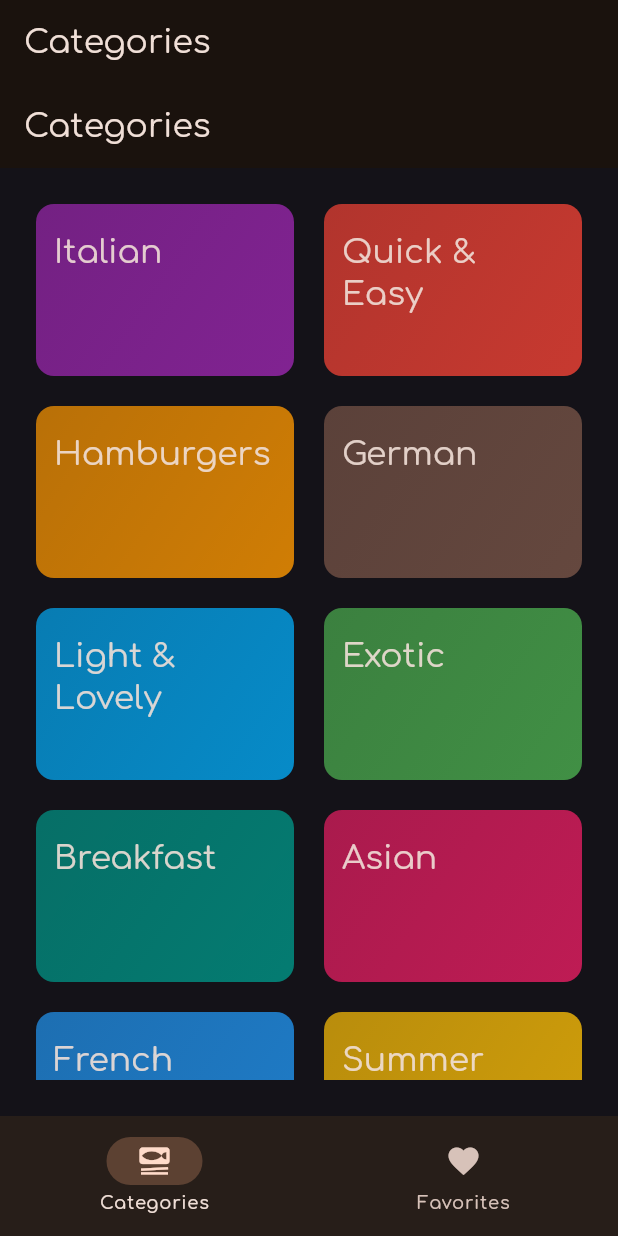
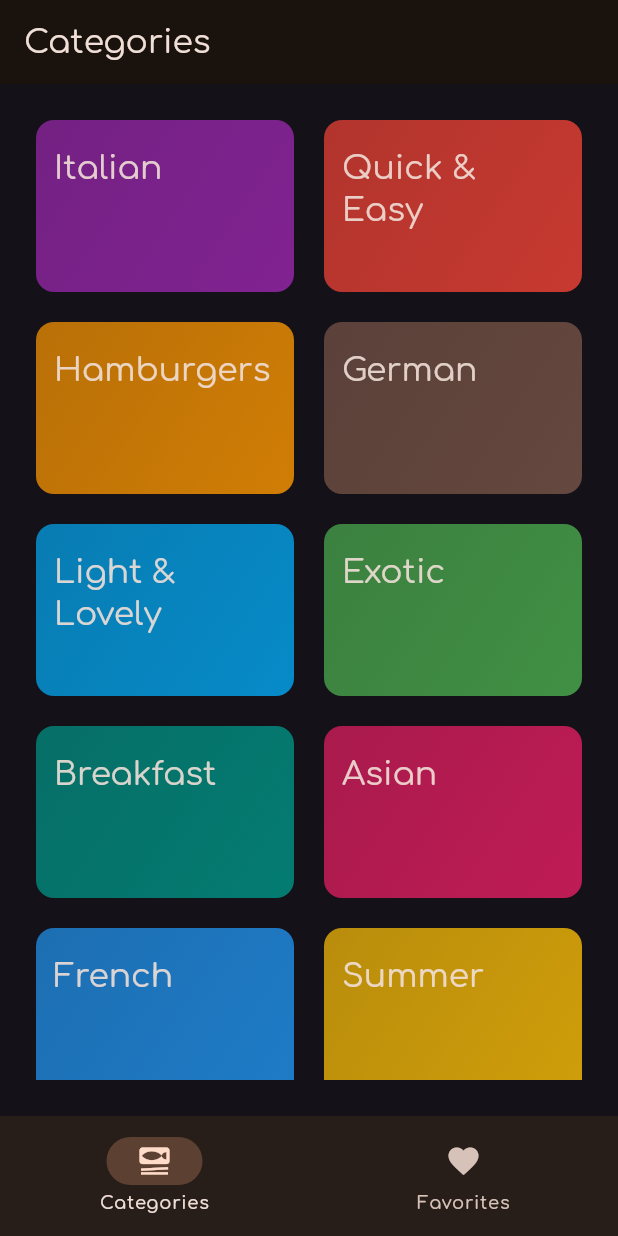
Before and after one commit to cocahonka/flutter-training-enhanced-meals, a Flutter app: the screen it shows after launch, on a phone screen of 412 x 824 dp. Run offline on Flutter 3.47's test engine with Material 3 defaults, Android fonts, the phone set to English and light mode, and no system bars; our stand-ins replace google_fonts, transparent_image.

Commit message:
remove second scaffold from categories screen

```diff
--- a/lib/screens/categories_screen.dart
+++ b/lib/screens/categories_screen.dart
@@ -9,11 +9,7 @@ class CategoriesScreen extends StatelessWidget {
   Widget build(BuildContext context) {
     final categories = CategoriesScope.watch(context);
 
-    return Scaffold(
-      appBar: AppBar(
-        title: const Text('Categories'),
-      ),
-      body: Padding(
+    return Padding(
       padding: const EdgeInsets.all(24),
       child: GridView.builder(
         gridDelegate: const SliverGridDelegateWithFixedCrossAxisCount(
@@ -28,7 +24,6 @@ class CategoriesScreen extends StatelessWidget {
           return CategoryItem(category: category);
         },
       ),
-      ),
     );
   }
 }
```
Lines whose indentation alone changed are shown as unchanged.
